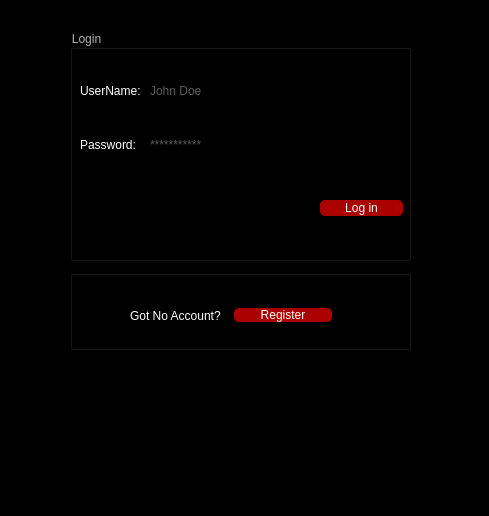
borhanem/Messenger_Void_13, file loginpage.ui: the form before one commit.
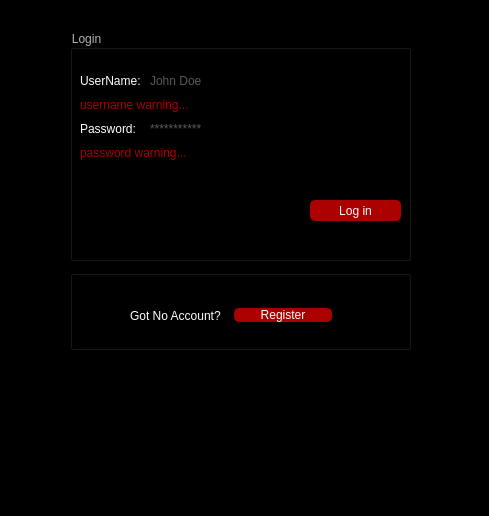
The form after the commit.

```diff
--- a/loginpage.ui
+++ b/loginpage.ui
@@ -34,10 +34,10 @@
    <widget class="QPushButton" name="login_pbn">
     <property name="geometry">
      <rect>
-      <x>250</x>
+      <x>240</x>
       <y>170</y>
-      <width>83</width>
-      <height>16</height>
+      <width>91</width>
+      <height>21</height>
      </rect>
     </property>
     <property name="styleSheet">
@@ -53,9 +53,9 @@
     <property name="geometry">
      <rect>
       <x>10</x>
-      <y>50</y>
+      <y>40</y>
       <width>321</width>
-      <height>101</height>
+      <height>111</height>
      </rect>
     </property>
     <layout class="QFormLayout" name="formLayout">
@@ -77,17 +77,14 @@
       </widget>
      </item>
      <item row="1" column="0" colspan="2">
-      <spacer name="horizontalSpacer">
-       <property name="orientation">
-        <enum>Qt::Horizontal</enum>
+      <widget class="QLabel" name="usrname_warning_lbl">
+       <property name="styleSheet">
+        <string notr="true">color: rgb(170, 0, 0);</string>
        </property>
-       <property name="sizeHint" stdset="0">
-        <size>
-         <width>40</width>
-         <height>20</height>
-        </size>
+       <property name="text">
+        <string>username warning...</string>
        </property>
-      </spacer>
+      </widget>
      </item>
      <item row="2" column="0">
       <widget class="QLabel" name="password_lbl">
@@ -110,40 +107,18 @@
        </property>
       </widget>
      </item>
+     <item row="3" column="0" colspan="2">
+      <widget class="QLabel" name="password_warning_lbl">
+       <property name="styleSheet">
+        <string notr="true">color: rgb(170, 0, 0);</string>
+       </property>
+       <property name="text">
+        <string>password warning...</string>
+       </property>
+      </widget>
+     </item>
     </layout>
    </widget>
-   <widget class="QLabel" name="usrname_warning_lbl">
-    <property name="geometry">
-     <rect>
-      <x>10</x>
-      <y>160</y>
-      <width>221</width>
-      <height>21</height>
-     </rect>
-    </property>
-    <property name="styleSheet">
-     <string notr="true">color: rgb(170, 0, 0);</string>
-    </property>
-    <property name="text">
-     <string/>
-    </property>
-   </widget>
-   <widget class="QLabel" name="password_warning_lbl">
-    <property name="geometry">
-     <rect>
-      <x>10</x>
-      <y>180</y>
-      <width>221</width>
-      <height>21</height>
-     </rect>
-    </property>
-    <property name="styleSheet">
-     <string notr="true">color: rgb(170, 0, 0);</string>
-    </property>
-    <property name="text">
-     <string/>
-    </property>
-   </widget>
   </widget>
   <widget class="QGroupBox" name="groupBox_2">
    <property name="geometry">
```
